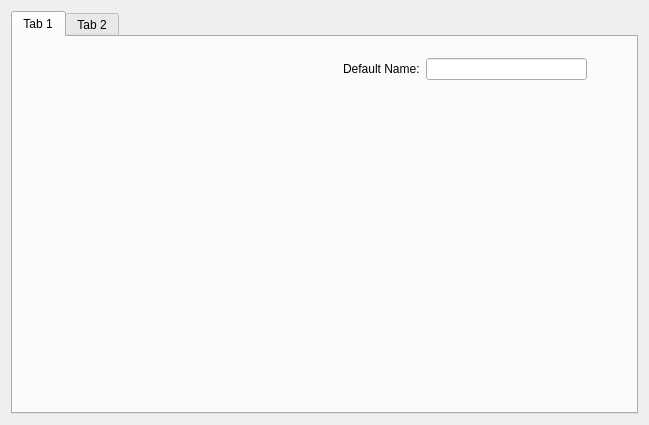
Old version of the form preferencesdialog.ui in the repository obiwankennedy/cahootseditor.
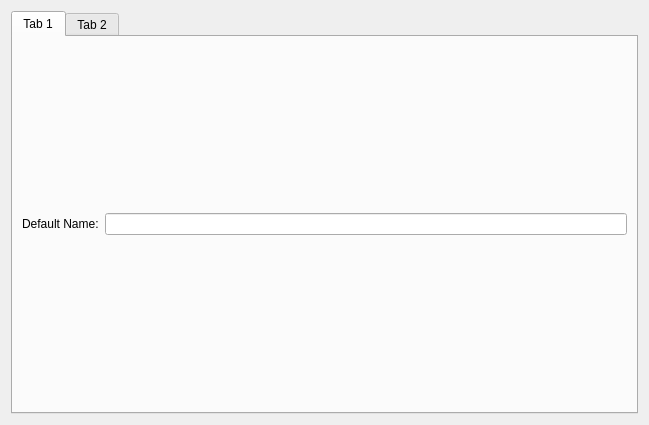
New version of the form.

Commit message: Commiting unsaved file from previous commit.

The edit to the form file:
```diff
--- a/preferencesdialog.ui
+++ b/preferencesdialog.ui
@@ -20,15 +20,8 @@
       <attribute name="title">
        <string>Tab 1</string>
       </attribute>
-      <widget class="QWidget" name="">
-       <property name="geometry">
-        <rect>
-         <x>330</x>
-         <y>20</y>
-         <width>244</width>
-         <height>24</height>
-        </rect>
-       </property>
+      <layout class="QGridLayout" name="gridLayout_2">
+       <item row="0" column="0">
        <layout class="QHBoxLayout" name="horizontalLayout">
         <item>
          <widget class="QLabel" name="label">
@@ -41,7 +34,8 @@
          <widget class="QLineEdit" name="nameLineEdit"/>
         </item>
        </layout>
-      </widget>
+       </item>
+      </layout>
      </widget>
      <widget class="QWidget" name="tab_2">
       <attribute name="title">
```
Lines whose indentation alone changed are shown as unchanged.
